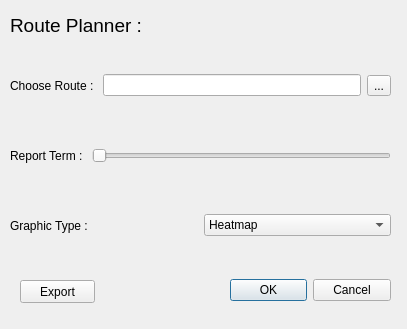
Qt form route-planner.ui (muzafferbulut/route-planner) before a commit.
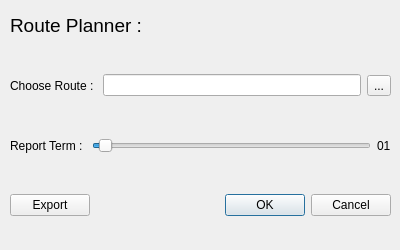
The same form after that commit.

Commit message: ui düzenlendi

Patch:
```diff
--- a/route-planner.ui
+++ b/route-planner.ui
@@ -6,10 +6,22 @@
    <rect>
     <x>0</x>
     <y>0</y>
-    <width>407</width>
-    <height>329</height>
+    <width>400</width>
+    <height>250</height>
    </rect>
   </property>
+  <property name="minimumSize">
+   <size>
+    <width>400</width>
+    <height>250</height>
+   </size>
+  </property>
+  <property name="maximumSize">
+   <size>
+    <width>400</width>
+    <height>250</height>
+   </size>
+  </property>
   <property name="windowTitle">
    <string>Dialog</string>
   </property>
@@ -46,7 +58,7 @@
    <property name="geometry">
     <rect>
      <x>10</x>
-     <y>130</y>
+     <y>120</y>
      <width>381</width>
      <height>51</height>
     </rect>
@@ -61,67 +73,29 @@
     </item>
     <item>
      <widget class="QSlider" name="horizontalSlider">
+      <property name="cursor">
+       <cursorShape>SizeHorCursor</cursorShape>
+      </property>
+      <property name="maximum">
+       <number>45</number>
+      </property>
+      <property name="sliderPosition">
+       <number>1</number>
+      </property>
       <property name="orientation">
        <enum>Qt::Horizontal</enum>
       </property>
      </widget>
     </item>
-   </layout>
-  </widget>
-  <widget class="QWidget" name="horizontalLayoutWidget_3">
-   <property name="geometry">
-    <rect>
-     <x>10</x>
-     <y>200</y>
-     <width>381</width>
-     <height>51</height>
-    </rect>
-   </property>
-   <layout class="QHBoxLayout" name="horizontalLayout_3">
     <item>
      <widget class="QLabel" name="label_3">
       <property name="text">
-       <string>Graphic Type : </string>
+       <string>01</string>
       </property>
      </widget>
     </item>
-    <item>
-     <widget class="QComboBox" name="comboBox">
-      <property name="frame">
-       <bool>true</bool>
-      </property>
-      <item>
-       <property name="text">
-        <string>Heatmap</string>
-       </property>
-      </item>
-      <item>
-       <property name="text">
-        <string>Line Graph</string>
-       </property>
-      </item>
-      <item>
-       <property name="text">
-        <string>Bar Chart</string>
-       </property>
-      </item>
-     </widget>
-    </item>
    </layout>
   </widget>
-  <widget class="QDialogButtonBox" name="buttonBox">
-   <property name="geometry">
-    <rect>
-     <x>230</x>
-     <y>270</y>
-     <width>161</width>
-     <height>41</height>
-    </rect>
-   </property>
-   <property name="standardButtons">
-    <set>QDialogButtonBox::Cancel|QDialogButtonBox::Ok</set>
-   </property>
-  </widget>
   <widget class="QLabel" name="label_4">
    <property name="geometry">
     <rect>
@@ -140,18 +114,37 @@
     <string>Route Planner :</string>
    </property>
   </widget>
-  <widget class="QPushButton" name="pushButton">
+  <widget class="QWidget" name="horizontalLayoutWidget_3">
    <property name="geometry">
     <rect>
-     <x>20</x>
-     <y>280</y>
-     <width>75</width>
-     <height>23</height>
+     <x>10</x>
+     <y>180</y>
+     <width>381</width>
+     <height>51</height>
     </rect>
    </property>
-   <property name="text">
-    <string>Export</string>
-   </property>
+   <layout class="QHBoxLayout" name="horizontalLayout_3">
+    <item>
+     <widget class="QPushButton" name="pushButton">
+      <property name="cursor">
+       <cursorShape>PointingHandCursor</cursorShape>
+      </property>
+      <property name="text">
+       <string>Export</string>
+      </property>
+     </widget>
+    </item>
+    <item>
+     <widget class="QDialogButtonBox" name="buttonBox">
+      <property name="cursor">
+       <cursorShape>PointingHandCursor</cursorShape>
+      </property>
+      <property name="standardButtons">
+       <set>QDialogButtonBox::Cancel|QDialogButtonBox::Ok</set>
+      </property>
+     </widget>
+    </item>
+   </layout>
   </widget>
  </widget>
  <resources/>
```
Left out of the diff: 5 changed lines with no effect on the pictures.
